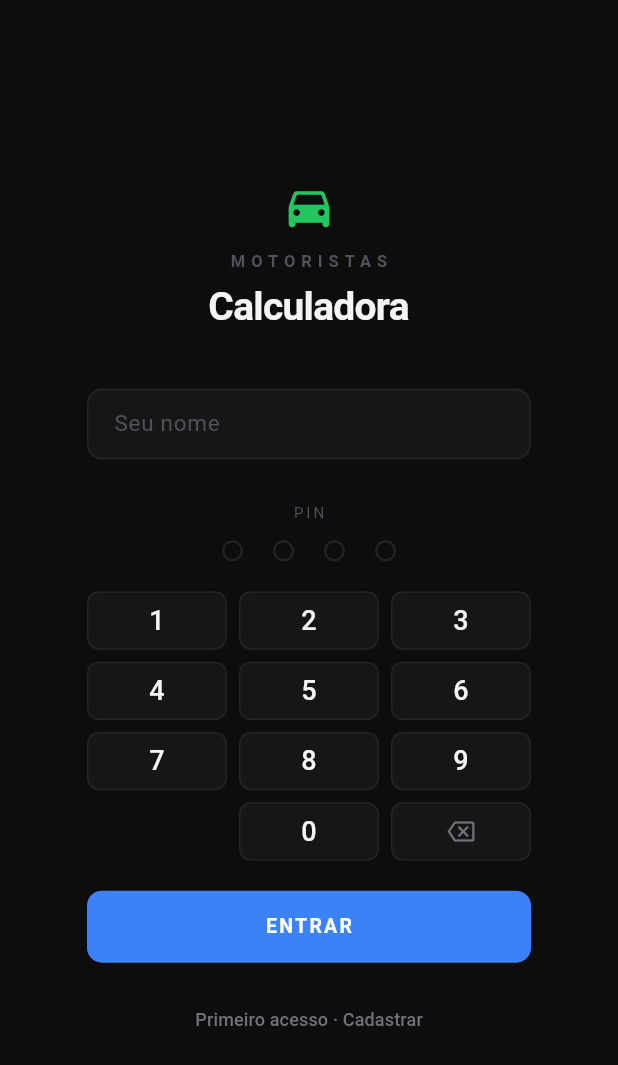
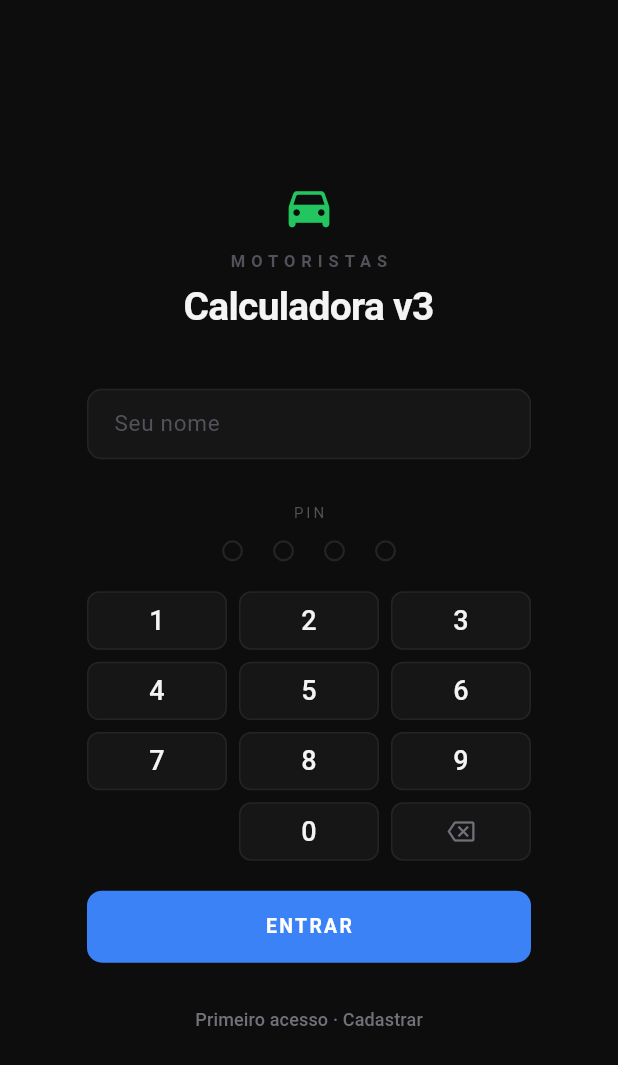
Before and after one commit to ricardoparrillorp-ux/calculadora-motorista, a Flutter app: the screen it shows after launch, on a phone screen of 412 x 824 dp. Shown: the top 1065 px of the screen. Run offline on Flutter 3.47's test engine with Material 3 defaults, Android fonts, the phone set to English and light mode, and no system bars; our stand-ins replace shared_preferences.

Commit message:
debug: versao v3 para confirmar instalacao

```diff
--- a/lib/main.dart
+++ b/lib/main.dart
@@ -256,7 +256,7 @@ class _LoginScreenState extends State<LoginScreen> {
                   const Text('MOTORISTAS',
                       style: TextStyle(fontSize: 11, letterSpacing: 4, color: _muted, fontWeight: FontWeight.w600)),
                   const SizedBox(height: 4),
-                  const Text('Calculadora',
+                  const Text('Calculadora v3',
                       style: TextStyle(fontSize: 26, fontWeight: FontWeight.w700, color: _txt, letterSpacing: -0.5)),
                   const SizedBox(height: 36),
 
```
